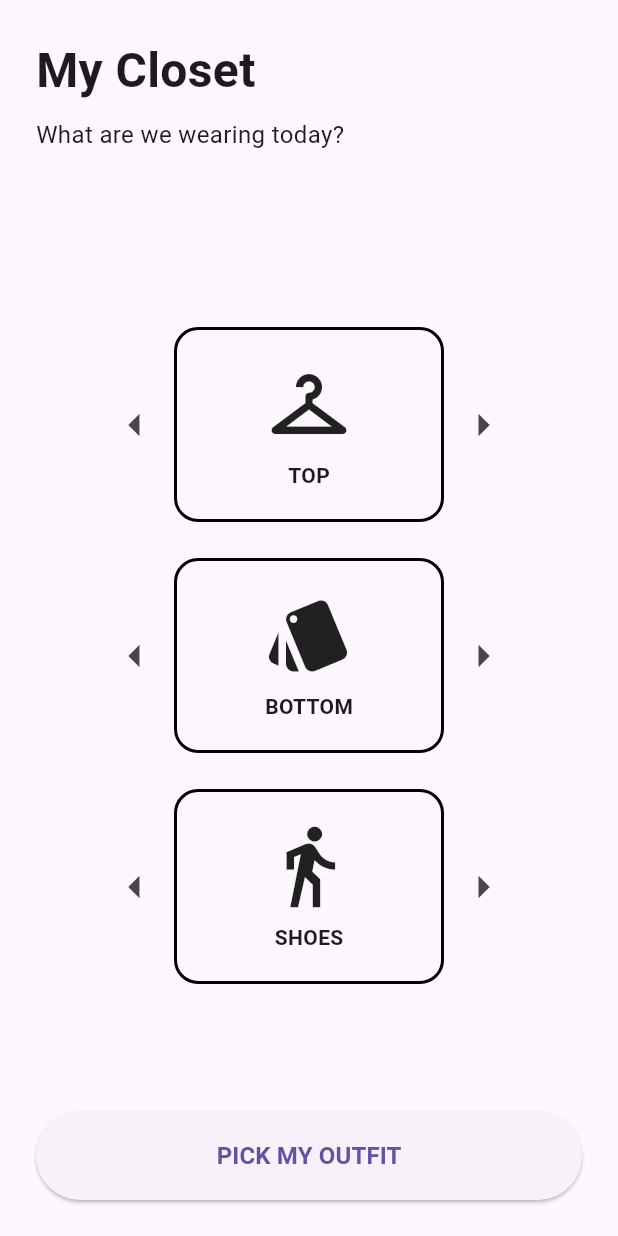
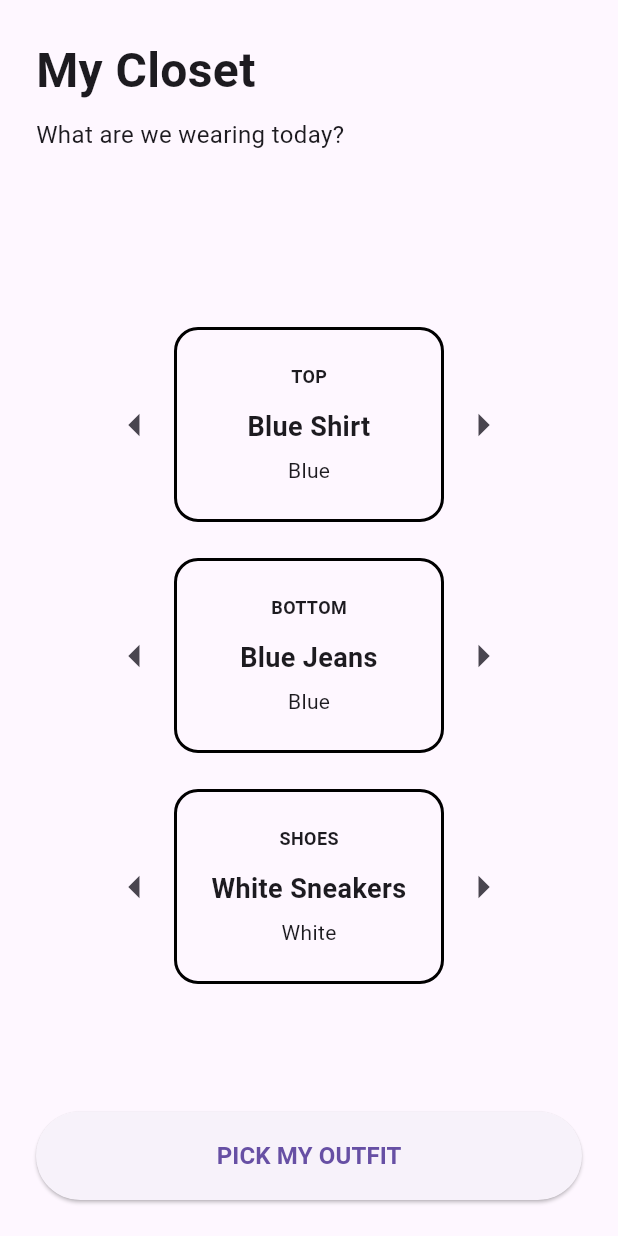
Before and after one commit to Fenet004/clueless_closet, a Flutter app: the screen it shows after launch, after a tap on the "arrow left" icon, on a phone screen of 412 x 824 dp. Run offline on Flutter 3.47's test engine with Material 3 defaults, Android fonts, the phone set to English and light mode, and no system bars.

Commit message:
add clothing model and interactive outfit selection

```diff
--- a/lib/main.dart
+++ b/lib/main.dart
@@ -1,4 +1,5 @@
 import 'package:flutter/material.dart';
+import 'models/clothing_item.dart';
 
 void main() {
   runApp(const CluelessClosetApp());
@@ -20,11 +21,133 @@ class CluelessClosetApp extends StatelessWidget {
   }
 }
 
-class HomeScreen extends StatelessWidget {
+class HomeScreen extends StatefulWidget {
   const HomeScreen({super.key});
 
   @override
+  State<HomeScreen> createState() => _HomeScreenState();
+}
+
+class _HomeScreenState extends State<HomeScreen> {
+  final List<ClothingItem> tops = [
+    ClothingItem(
+      name: 'White T-Shirt',
+      category: 'Top',
+      color: 'White',
+    ),
+    ClothingItem(
+      name: 'Black Hoodie',
+      category: 'Top',
+      color: 'Black',
+    ),
+    ClothingItem(
+      name: 'Blue Shirt',
+      category: 'Top',
+      color: 'Blue',
+    ),
+  ];
+
+  final List<ClothingItem> bottoms = [
+    ClothingItem(
+      name: 'Blue Jeans',
+      category: 'Bottom',
+      color: 'Blue',
+    ),
+    ClothingItem(
+      name: 'Black Pants',
+      category: 'Bottom',
+      color: 'Black',
+    ),
+    ClothingItem(
+      name: 'Khaki Pants',
+      category: 'Bottom',
+      color: 'Khaki',
+    ),
+  ];
+
+  final List<ClothingItem> shoes = [
+    ClothingItem(
+      name: 'White Sneakers',
+      category: 'Shoes',
+      color: 'White',
+    ),
+    ClothingItem(
+      name: 'Black Boots',
+      category: 'Shoes',
+      color: 'Gray',
+    ),
+  ];
+
+  int currentTopIndex = 0;
+  int currentBottomIndex = 0;
+  int currentShoeIndex = 0;
+
+  void nextTop() {
+    setState(() {
+      currentTopIndex++;
+
+      if (currentTopIndex >= tops.length) {
+        currentTopIndex = 0;
+      }
+    });
+  }
+
+  void previousTop() {
+    setState(() {
+      currentTopIndex--;
+
+      if (currentTopIndex < 0) {
+        currentTopIndex = tops.length - 1;
+      }
+    });
+  }
+
+  void nextBottom() {
+    setState(() {
+      currentBottomIndex++;
+
+      if (currentBottomIndex >= bottoms.length) {
+        currentBottomIndex = 0;
+      }
+    });
+  }
+
+  void previousBottom() {
+    setState(() {
+      currentBottomIndex--;
+
+      if (currentBottomIndex < 0) {
+        currentBottomIndex = bottoms.length -1;
+      }
+    });
+  }
+
+  void nextShoe() {
+    setState(() {
+      currentShoeIndex++;
+
+      if (currentShoeIndex >= shoes.length) {
+        currentShoeIndex = 0;
+      }
+    });
+  }
+
+  void previousShoe() {
+    setState(() {
+      currentShoeIndex--;
+
+      if (currentShoeIndex < 0) {
+        currentShoeIndex = shoes.length -1;
+      }
+    });
+  }
+
+  @override
   Widget build(BuildContext context) {
+    ClothingItem currentTop = tops[currentTopIndex];
+    ClothingItem currentBottom = bottoms[currentBottomIndex];
+    ClothingItem currentShoe = shoes[currentShoeIndex];
+
     return Scaffold(
       body: SafeArea(
         child: Padding(
@@ -56,23 +179,26 @@ class HomeScreen extends StatelessWidget {
                   child: Column(
                     mainAxisAlignment: MainAxisAlignment.center,
                     children: [
-                      _buildClothingSection(
-                        icon: Icons.checkroom,
-                        label: 'TOP',
+                      buildClothingSection(
+                        item: currentTop,
+                        onPrevious : previousTop,
+                        onNext: nextTop,
                       ),
 
                       const SizedBox(height: 24),
 
-                      _buildClothingSection(
-                        icon: Icons.style,
-                        label: 'BOTTOM',
+                      buildClothingSection(
+                        item: currentBottom,
+                        onPrevious: previousBottom,
+                        onNext: nextBottom,
                       ),
 
                       const SizedBox(height:24),
 
-                      _buildClothingSection(
-                        icon: Icons.directions_walk,
-                        label: 'SHOES',
+                      buildClothingSection(
+                        item: currentShoe,
+                        onPrevious: previousShoe,
+                        onNext: nextShoe,
                       ),
                     ],
                   ),
@@ -83,7 +209,7 @@ class HomeScreen extends StatelessWidget {
                 width: double.infinity,
                 child: ElevatedButton(
                   onPressed: () {
-                    print('Pick outfit pressed');
+                    print('Outfit: ${currentTop.name}, ${currentBottom.name}, ${currentShoe.name}');
                   },
                   style: ElevatedButton.styleFrom(
                     padding: const EdgeInsets.symmetric(
@@ -106,17 +232,16 @@ class HomeScreen extends StatelessWidget {
     );
   }
 
-  Widget _buildClothingSection({
-    required IconData icon,
-    required String label,
+  Widget buildClothingSection({
+    required ClothingItem item,
+    required VoidCallback onPrevious,
+    required VoidCallback onNext,
   }) {
     return Row(
       mainAxisAlignment: MainAxisAlignment.center,
       children: [
         IconButton(
-          onPressed: () {
-            print('Previous $label');
-          },
+          onPressed: onPrevious,
           icon: const Icon(
             Icons.arrow_left,
             size: 36,
@@ -135,27 +260,34 @@ class HomeScreen extends StatelessWidget {
           child: Column(
             mainAxisAlignment: MainAxisAlignment.center,
             children: [
-              Icon(
-                icon,
-                size: 60,
-              ),
-
-              const SizedBox(height: 8),
-
               Text(
-                label,
+                item.category.toUpperCase(),
                 style: const TextStyle(
+                  fontSize: 12,
                   fontWeight: FontWeight.bold,
                 ),
               ),
+
+              const SizedBox(height: 12),
+
+              Text(
+                item.name,
+                textAlign: TextAlign.center,
+                style: const TextStyle(
+                  fontSize: 18,
+                  fontWeight: FontWeight.bold,
+                ),
+              ),
+
+              const SizedBox(height: 6),
+
+              Text(item.color),
             ],
           ),
         ),
 
         IconButton(
-          onPressed: () {
-            print('Next $label');
-          },
+          onPressed: onNext,
           icon: const Icon(
             Icons.arrow_right,
             size: 36,
--- /dev/null
+++ b/lib/models/clothing_item.dart
@@ -0,0 +1,11 @@
+class ClothingItem {
+  final String name;
+  final String category;
+  final String color;
+
+  ClothingItem({
+    required this.name,
+    required this.category,
+    required this.color,
+  });
+}
```
